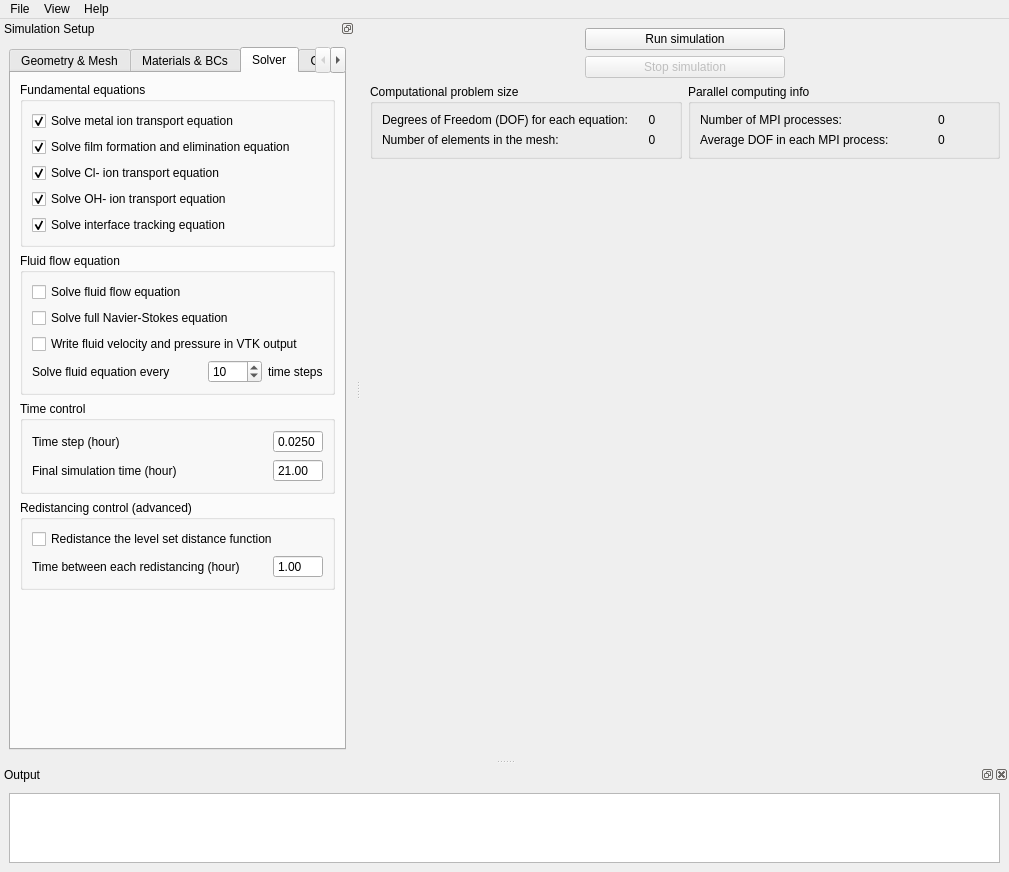
The window that BioDeg-UI/mainwindow.ui (mbarzegary/BioDeg-UI) describes before a commit, drawn with Qt 5.
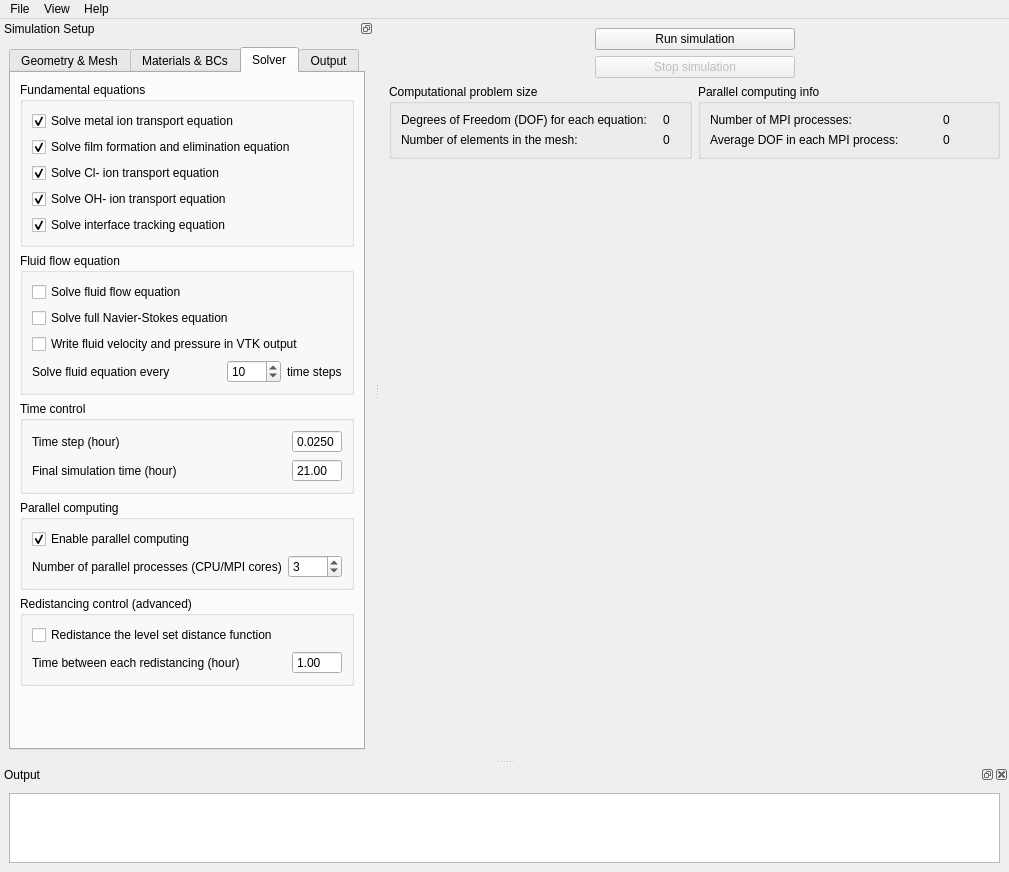
The same window after the commit. The open tabs and pages were chosen to show the change.

Commit message: add parallel computing options

The edit to the form file:
```diff
--- a/BioDeg-UI/mainwindow.ui
+++ b/BioDeg-UI/mainwindow.ui
@@ -1734,6 +1734,58 @@
            </layout>
           </widget>
          </item>
+         <item>
+          <widget class="QGroupBox" name="parallelGroup">
+           <property name="title">
+            <string>Parallel computing</string>
+           </property>
+           <layout class="QVBoxLayout" name="verticalLayout_11">
+            <item>
+             <widget class="QCheckBox" name="parallelCheck">
+              <property name="text">
+               <string>Enable parallel computing</string>
+              </property>
+              <property name="checked">
+               <bool>true</bool>
+              </property>
+             </widget>
+            </item>
+            <item>
+             <layout class="QHBoxLayout" name="horizontalLayout_53">
+              <item>
+               <widget class="QLabel" name="parallelLabel">
+                <property name="text">
+                 <string>Number of parallel processes (CPU/MPI cores)</string>
+                </property>
+               </widget>
+              </item>
+              <item>
+               <widget class="QSpinBox" name="mpiSpin">
+                <property name="sizePolicy">
+                 <sizepolicy hsizetype="Fixed" vsizetype="Fixed">
+                  <horstretch>0</horstretch>
+                  <verstretch>0</verstretch>
+                 </sizepolicy>
+                </property>
+                <property name="buttonSymbols">
+                 <enum>QAbstractSpinBox::UpDownArrows</enum>
+                </property>
+                <property name="minimum">
+                 <number>2</number>
+                </property>
+                <property name="maximum">
+                 <number>1000</number>
+                </property>
+                <property name="value">
+                 <number>3</number>
+                </property>
+               </widget>
+              </item>
+             </layout>
+            </item>
+           </layout>
+          </widget>
+         </item>
          <item>
           <widget class="QGroupBox" name="timeGroup_2">
            <property name="title">
```
The commit also changes 2 other files.
